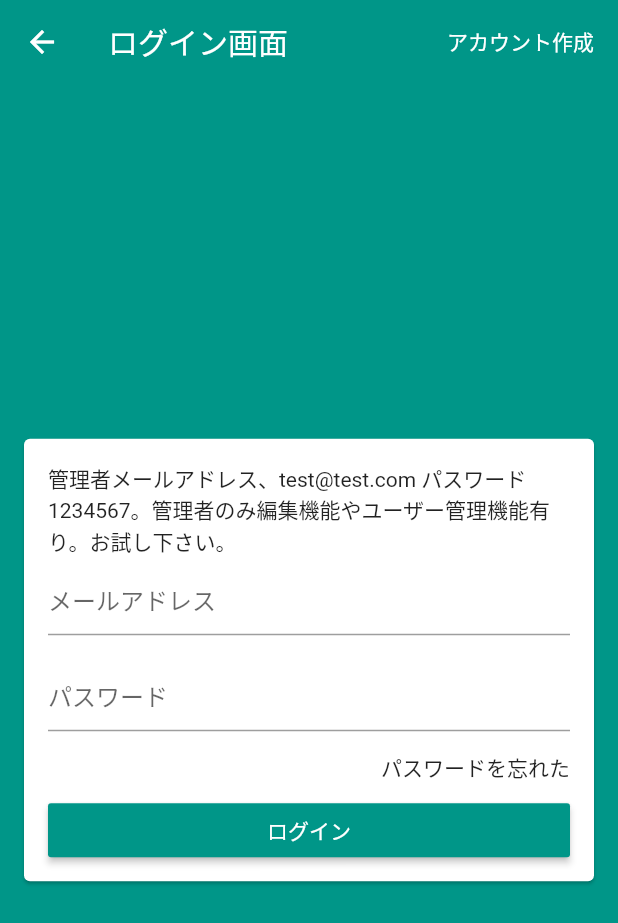
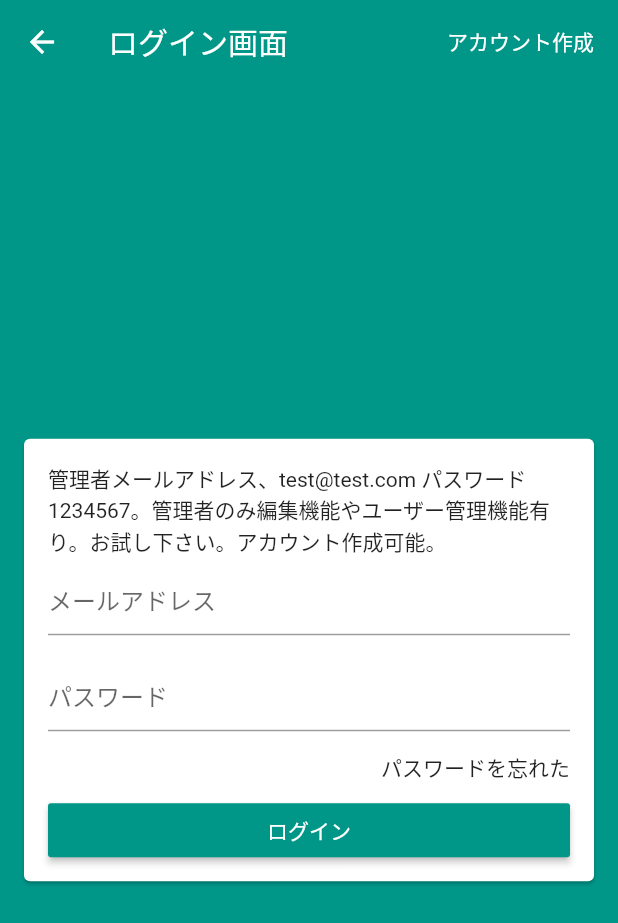
Before and after one commit to Tatsuya4610/Virtual_store, a Flutter app: the screen it shows after launch, in the side drawer, after a tap on "ログイン", on a phone screen of 412 x 824 dp. Shown: the top 923 px of the screen. Run offline on Flutter 3.47's test engine with Material 2 defaults, Android fonts, the phone set to English and light mode, and no system bars; our stand-ins replace carousel_pro, cloud_firestore, dio, firebase_auth, firebase_core, firebase_messaging and 7 more; missing offline and left inert: alphabet_list_scroll_view, map_launcher; accounts and stored records are empty.

Commit message:
12th commit

```diff
--- a/lib/screen/login/login_screen.dart
+++ b/lib/screen/login/login_screen.dart
@@ -39,7 +39,7 @@ class LoginScreen extends StatelessWidget {
                   shrinkWrap: true, //最小限に画面を占領する。
                   padding: EdgeInsets.all(16),
                   children: <Widget>[
-                    Text('管理者メールアドレス、test@test.com パスワード 1234567。管理者のみ編集機能やユーザー管理機能有り。お試し下さい。'),
+                    Text('管理者メールアドレス、test@test.com パスワード 1234567。管理者のみ編集機能やユーザー管理機能有り。お試し下さい。アカウント作成可能。'),
                     SizedBox(height: 4,),
                     TextFormField(
                       enabled: !userManager
--- a/lib/screen/signup/signup_screen.dart
+++ b/lib/screen/signup/signup_screen.dart
@@ -36,7 +36,7 @@ class SignUPScreen extends StatelessWidget {
                     if (name.isEmpty) {
                       return '入力してください';
                     } else if (name.trim().split('　').length <= 1) {
-                      return 'フルネームを入力してください';
+                      return 'フルネームを入力してください。余白必要です';
                     } else {
                       return null;
                     }
```
